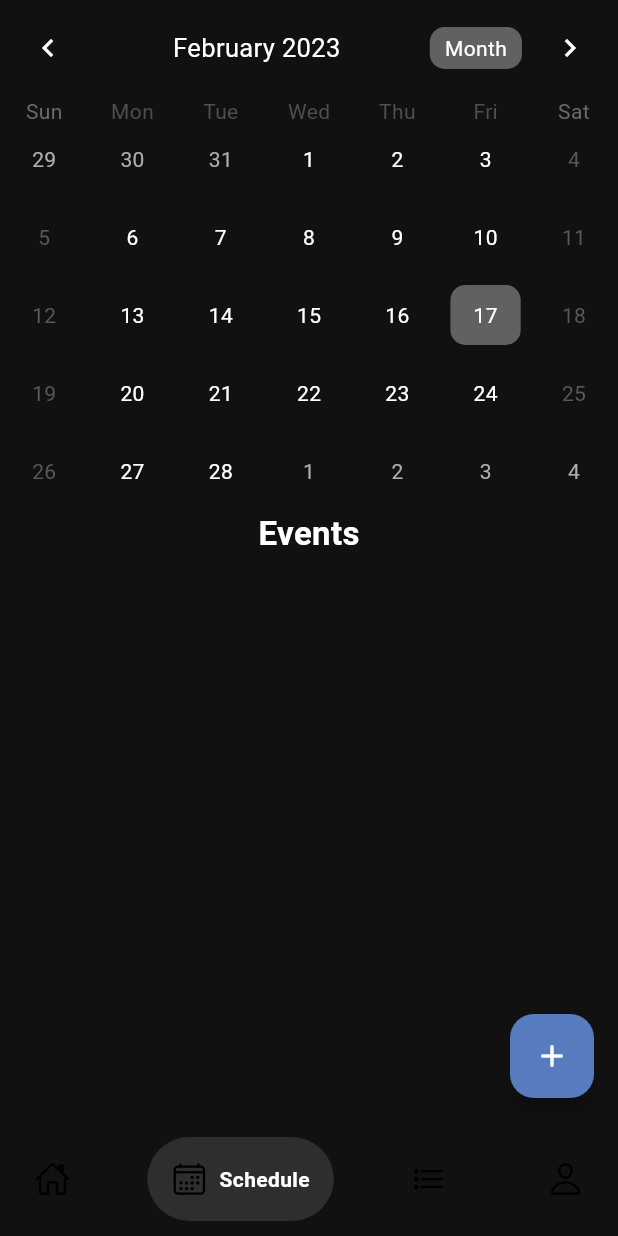
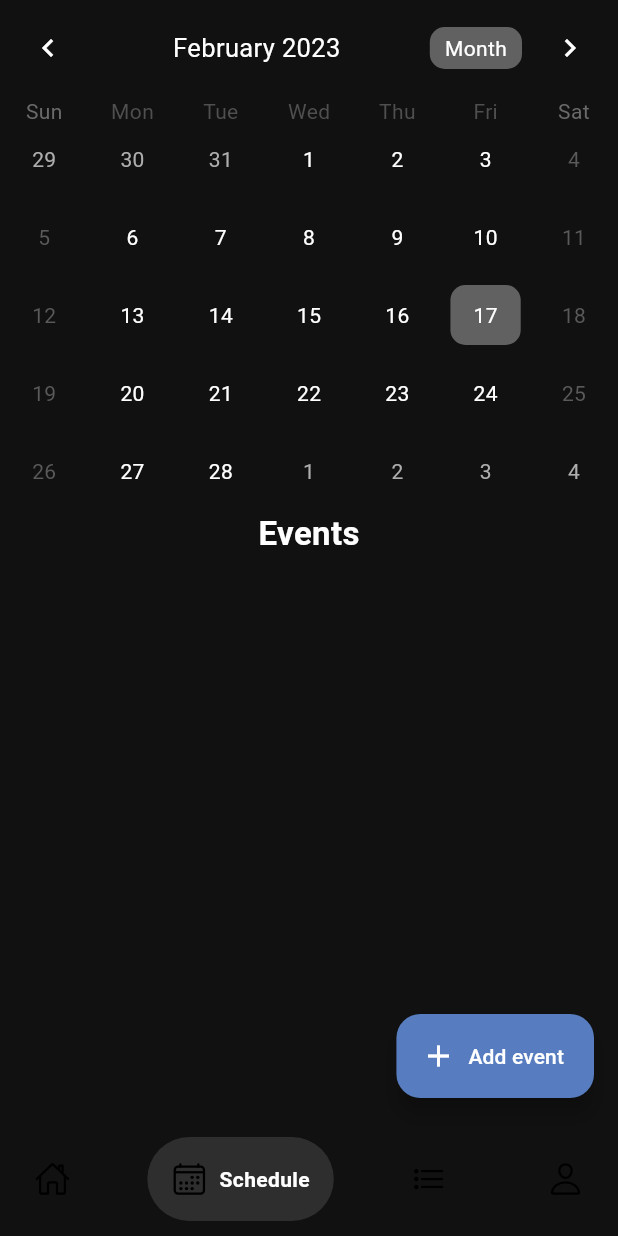
Before and after one commit to KaliopPraktyki/_projekt_praktyki_, a Flutter app: the screen it shows once a user with an empty profile is signed in, item 2 of the bottom bar chosen, on a phone screen of 412 x 824 dp. Run offline on Flutter 3.47's test engine with Material 2 defaults, Android fonts, the phone set to English and light mode, and no system bars; drawn by our look-alikes of google_nav_bar, table_calendar; our stand-ins replace cloud_firestore, firebase_auth, firebase_core, flex_color_scheme, flutter_slidable, ionicons and 2 more; accounts and stored records are empty; generated files the repository leaves out were written again; project files that could hold a hidden picture were left out.

Commit message:
languages changes

```diff
--- a/lib/screens/schedule.dart
+++ b/lib/screens/schedule.dart
@@ -126,7 +126,7 @@ class _ScheduleState extends State<Schedule> {
             ],
           ),
         ),
-        floatingActionButton: FloatingActionButton(
+        floatingActionButton: FloatingActionButton.extended(
         onPressed: () => showDialog(
       context: context,
       builder: (context) => AlertDialog(
@@ -172,7 +172,7 @@ class _ScheduleState extends State<Schedule> {
               color: Colors.white,
             ),
           ),
-    child: Icon(
+          icon: Icon(
               color: Colors.white,
               Icons.add),
         ),
```
Lines whose indentation alone changed are shown as unchanged.
